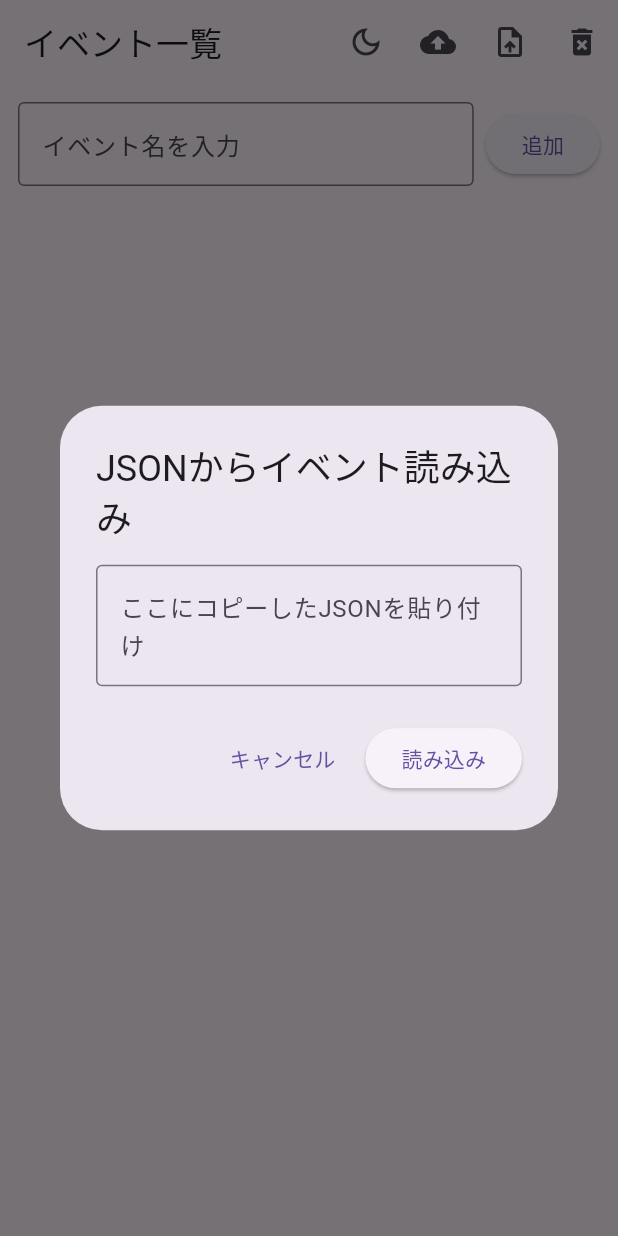
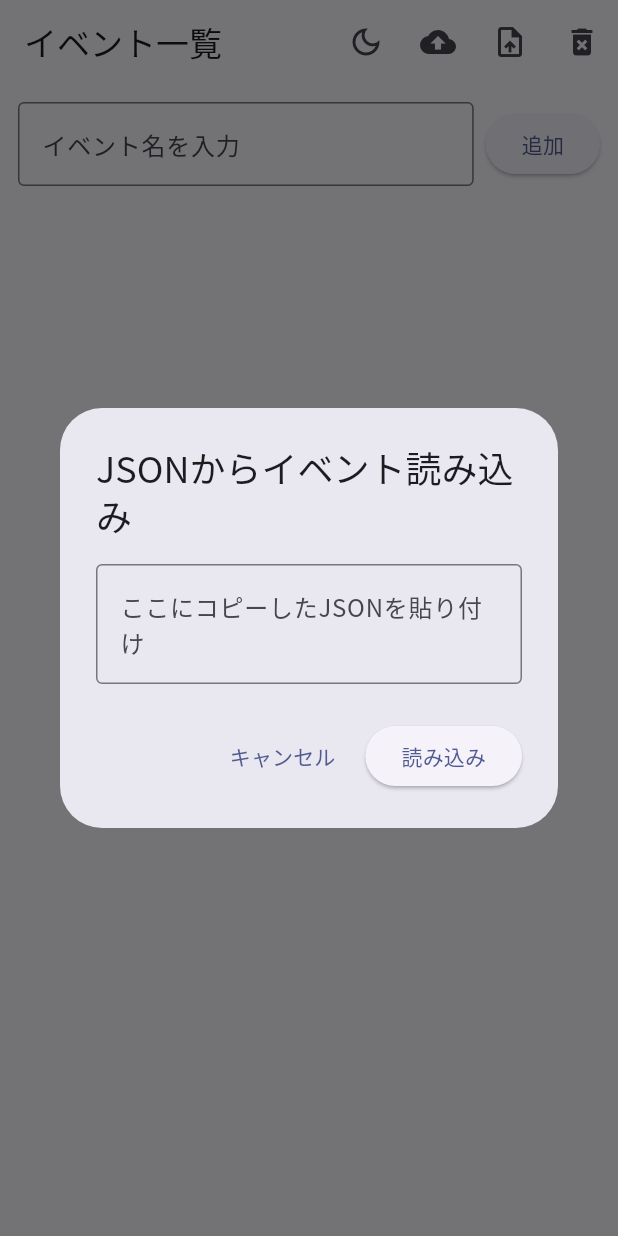
Before and after one commit to kakunekono/wari-can, a Flutter app: the screen it shows after launch, after a tap on the "upload file" icon, on a phone screen of 412 x 824 dp. Run offline on Flutter 3.47's test engine with Material 3 defaults, Android fonts, the phone set to English and light mode, and no system bars; our stand-ins replace cloud_firestore, firebase_auth, firebase_core, google_fonts, share_plus, shared_preferences; accounts and stored records are empty; network calls fail.

Commit message:
Google Fonts を導入しテーマを改善
- google_fonts パッケージを追加 (pubspec.yaml / pubspec.lock)
- MaterialApp の theme / darkTheme をカスタマイズ
  - ColorScheme.fromSeed(seedColor: Colors.indigo) を使用
  - NotoSansJP を textTheme に適用
- ダークテーマでも GoogleFonts.notoSansJpTextTheme を利用

```diff
--- a/lib/main.dart
+++ b/lib/main.dart
@@ -12,6 +12,8 @@ import 'package:wari_can/pages/event_detail_page.dart';
 import 'package:wari_can/utils/event_json_utils.dart';
 import 'package:wari_can/utils/utils.dart';
 import 'firebase_options.dart';
+
+import 'package:google_fonts/google_fonts.dart';
 
 void main() async {
   WidgetsFlutterBinding.ensureInitialized();
@@ -64,9 +66,23 @@ class _WariCanAppState extends State<WariCanApp> {
   Widget build(BuildContext context) {
     return MaterialApp(
       title: '割り勘アプリ',
-      theme: ThemeData.light(useMaterial3: true),
-      darkTheme: ThemeData.dark(useMaterial3: true),
       themeMode: _isDark ? ThemeMode.dark : ThemeMode.light,
+      theme: ThemeData(
+        useMaterial3: true,
+        colorScheme: ColorScheme.fromSeed(seedColor: Colors.indigo),
+        textTheme: GoogleFonts.notoSansJpTextTheme(ThemeData.light().textTheme),
+      ),
+      darkTheme: ThemeData(
+        useMaterial3: true,
+        colorScheme: ColorScheme.fromSeed(
+          seedColor: Colors.indigo,
+          brightness: Brightness.dark,
+        ),
+        textTheme: GoogleFonts.notoSansJpTextTheme(
+          ThemeData.dark().textTheme, // ← ここが重要
+        ),
+      ),
+
       home: kDebugMode
           ? FirebaseInitCheckPage(onToggleTheme: _toggleTheme, isDark: _isDark)
           : EventListPage(onToggleTheme: _toggleTheme, isDark: _isDark),
--- a/pubspec.yaml
+++ b/pubspec.yaml
@@ -42,6 +42,7 @@ dependencies:
   cloud_firestore: ^6.1.0
   firebase_auth: ^6.1.2
   google_sign_in: ^7.2.0
+  google_fonts: ^6.3.2
 
 dev_dependencies:
   flutter_test:
```
Also changed, not shown: pubspec.lock.
